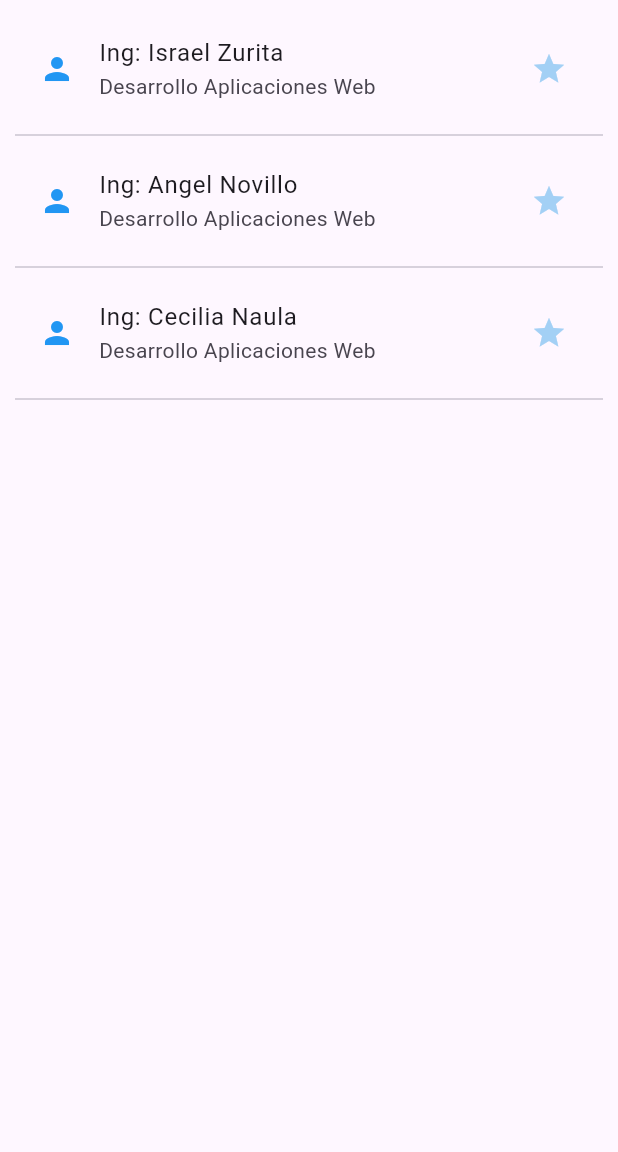
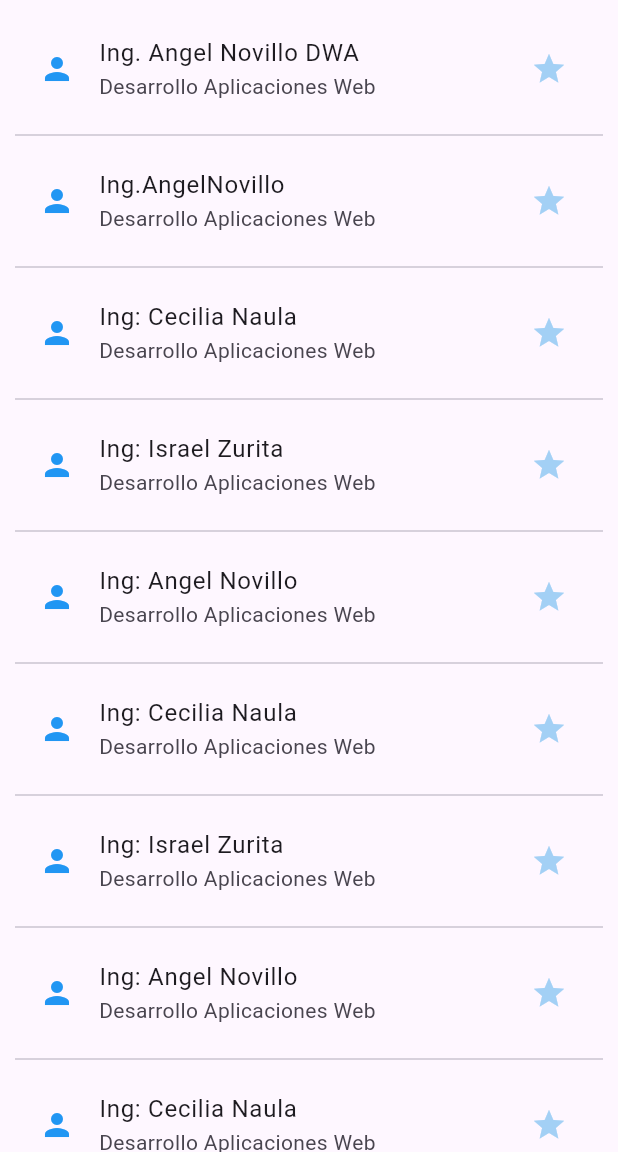
Before and after one commit to zvespinoza/directorio_ist, a Flutter app: the screen it shows after launch, on a phone screen of 412 x 824 dp, the part 84-1236 px from its top. Run offline on Flutter 3.47's test engine with Material 3 defaults, Android fonts, the phone set to English and light mode, and no system bars.

Commit message:
lista doccente

```diff
--- /dev/null
+++ b/lib/docente.dart
@@ -0,0 +1,17 @@
+class Docente {
+  final String nombres;
+  final String apellidos;
+  final String carrera;
+  final String nivelEstudios;
+  String cargo;
+  bool activo;
+
+
+  Docente(
+    {required this.nombres,
+    required this.apellidos,
+    required this.carrera,
+    required this.nivelEstudios,
+    this.cargo = "por definir",
+    this.activo = true});
+}
--- a/lib/main.dart
+++ b/lib/main.dart
@@ -1,11 +1,22 @@
 import 'package:flutter/material.dart';
+import 'docente.dart';
 
 void main() {
-  runApp(const MainApp());
+  runApp(MainApp());
 }
 
 class MainApp extends StatelessWidget {
-  const MainApp({super.key});
+  MainApp({super.key});
+
+  Docente docente1 = Docente(nombres: "Angel", apellidos: "Novillo", carrera: "DWA", nivelEstudios:"Ing.");
+
+  List<Docente> listaDocente = [
+    Docente(nombres: "Angel", apellidos: "Novillo", carrera: "DWA", nivelEstudios:"Ing."),
+    Docente(nombres: "Angel", apellidos: "Novillo", carrera: "DWA", nivelEstudios:"Ing."),
+    Docente(nombres: "Angel", apellidos: "Novillo", carrera: "DWA", nivelEstudios:"Ing."),
+  ];
+
+  int indiceDocente = 0;
 
   @override
   Widget build(BuildContext context) {
@@ -19,6 +30,31 @@ class MainApp extends StatelessWidget {
         body: ListView(
           padding: EdgeInsets.all(10),
           children: <Widget>[
+            ListTile(
+              leading: Icon(Icons.person, color: Colors.blue),
+
+              title: Text("${docente1.nivelEstudios} ${docente1.nombres} ${docente1.apellidos} ${docente1.carrera} "),
+
+              subtitle: Text("Desarrollo Aplicaciones Web"),
+              trailing: Icon(Icons.star, color: const Color.fromARGB(255, 163, 208, 245)),
+            ),
+            Divider(),
+
+            ListTile(
+              leading: Icon(Icons.person, color: Colors.blue),
+              title: Text("${listaDocente[indiceDocente].nivelEstudios}${listaDocente[indiceDocente].nombres}${listaDocente[indiceDocente].apellidos}"),
+              subtitle: Text("Desarrollo Aplicaciones Web"),
+              trailing: Icon(Icons.star, color: const Color.fromARGB(255, 163, 208, 245)),
+            ),
+            Divider(),
+
+            ListTile(
+              leading: Icon(Icons.person, color: Colors.blue),
+              title: Text("Ing: Cecilia Naula"),
+              subtitle: Text("Desarrollo Aplicaciones Web"),
+              trailing: Icon(Icons.star, color: const Color.fromARGB(255, 163, 208, 245)),
+            ),
+            Divider(),
             ListTile(
               leading: Icon(Icons.person, color: Colors.blue),
               title: Text("Ing: Israel Zurita"),
@@ -40,6 +76,47 @@ class MainApp extends StatelessWidget {
               trailing: Icon(Icons.star, color: const Color.fromARGB(255, 163, 208, 245)),
             ),
             Divider(),
+            ListTile(
+              leading: Icon(Icons.person, color: Colors.blue),
+              title: Text("Ing: Israel Zurita"),
+              subtitle: Text("Desarrollo Aplicaciones Web"),
+              trailing: Icon(Icons.star, color: const Color.fromARGB(255, 163, 208, 245)),
+            ),
+            Divider(),
+            ListTile(
+              leading: Icon(Icons.person, color: Colors.blue),
+              title: Text("Ing: Angel Novillo"),
+              subtitle: Text("Desarrollo Aplicaciones Web"),
+              trailing: Icon(Icons.star, color: const Color.fromARGB(255, 163, 208, 245)),
+            ),
+            Divider(),
+            ListTile(
+              leading: Icon(Icons.person, color: Colors.blue),
+              title: Text("Ing: Cecilia Naula"),
+              subtitle: Text("Desarrollo Aplicaciones Web"),
+              trailing: Icon(Icons.star, color: const Color.fromARGB(255, 163, 208, 245)),
+            ),
+            Divider(),
+            ListTile(
+              leading: Icon(Icons.person, color: Colors.blue),
+              title: Text("Ing: Israel Zurita"),
+              subtitle: Text("Desarrollo Aplicaciones Web"),
+              trailing: Icon(Icons.star, color: const Color.fromARGB(255, 163, 208, 245)),
+            ),
+            Divider(),
+            ListTile(
+              leading: Icon(Icons.person, color: Colors.blue),
+              title: Text("Ing: Angel Novillo"),
+              subtitle: Text("Desarrollo Aplicaciones Web"),
+              trailing: Icon(Icons.star, color: const Color.fromARGB(255, 163, 208, 245)),
+            ),
+            Divider(),
+            ListTile(
+              leading: Icon(Icons.person, color: Colors.blue),
+              title: Text("Ing: Cecilia Naula"),
+              subtitle: Text("Desarrollo Aplicaciones Web"),
+              trailing: Icon(Icons.star, color: const Color.fromARGB(255, 163, 208, 245)),
+            ),
           ],
         ),
       ),
```
